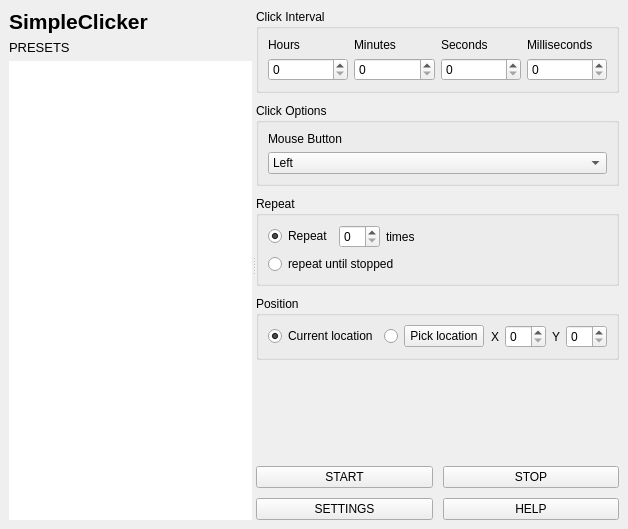
ilpenSE/simpleclicker, file mainwindow.ui: the form before one commit.
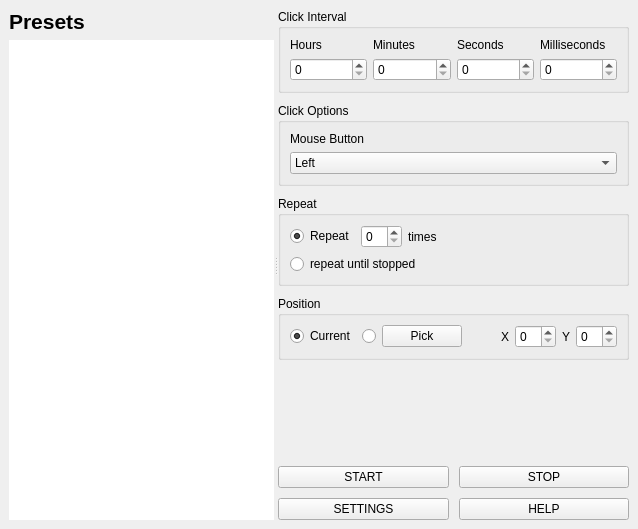
The form after the commit.

```diff
--- a/mainwindow.ui
+++ b/mainwindow.ui
@@ -6,7 +6,7 @@
    <rect>
     <x>0</x>
     <y>0</y>
-    <width>628</width>
+    <width>638</width>
     <height>529</height>
    </rect>
   </property>
@@ -30,12 +30,12 @@
          <height>0</height>
         </size>
        </property>
-       <layout class="QVBoxLayout" name="leftPanel" stretch="0,0,0">
+       <layout class="QVBoxLayout" name="leftPanel" stretch="0,0">
         <property name="sizeConstraint">
          <enum>QLayout::SizeConstraint::SetDefaultConstraint</enum>
         </property>
         <item>
-         <widget class="QLabel" name="label">
+         <widget class="QLabel" name="presetsLabel">
           <property name="font">
            <font>
             <pointsize>16</pointsize>
@@ -43,28 +43,12 @@
            </font>
           </property>
           <property name="text">
-           <string>SimpleClicker</string>
+           <string>Presets</string>
           </property>
          </widget>
         </item>
         <item>
-         <widget class="QLabel" name="presetsLabel">
-          <property name="font">
-           <font>
-            <pointsize>10</pointsize>
-            <bold>false</bold>
-           </font>
-          </property>
-          <property name="styleSheet">
-           <string notr="true"/>
-          </property>
-          <property name="text">
-           <string>PRESETS</string>
-          </property>
-         </widget>
-        </item>
-        <item>
-         <widget class="QListWidget" name="listWidget">
+         <widget class="QListWidget" name="presetsList">
           <property name="frameShape">
            <enum>QFrame::Shape::NoFrame</enum>
           </property>
@@ -252,7 +236,7 @@
            <item>
             <widget class="QRadioButton" name="currentLocationRadio">
              <property name="text">
-              <string>Current location</string>
+              <string>Current</string>
              </property>
              <property name="checked">
               <bool>true</bool>
@@ -269,7 +253,7 @@
            <item>
             <widget class="QPushButton" name="pickLocationButton">
              <property name="text">
-              <string>Pick location</string>
+              <string>Pick</string>
              </property>
             </widget>
            </item>
```
Left out of the diff: 2 changed lines with no effect on the pictures.
